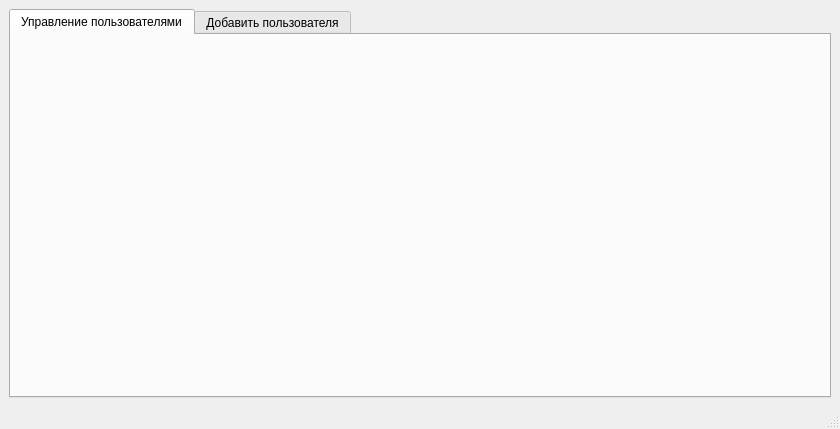
MiFit1/OSOGO, file MDKP/adminwindow.ui: the form before one commit.
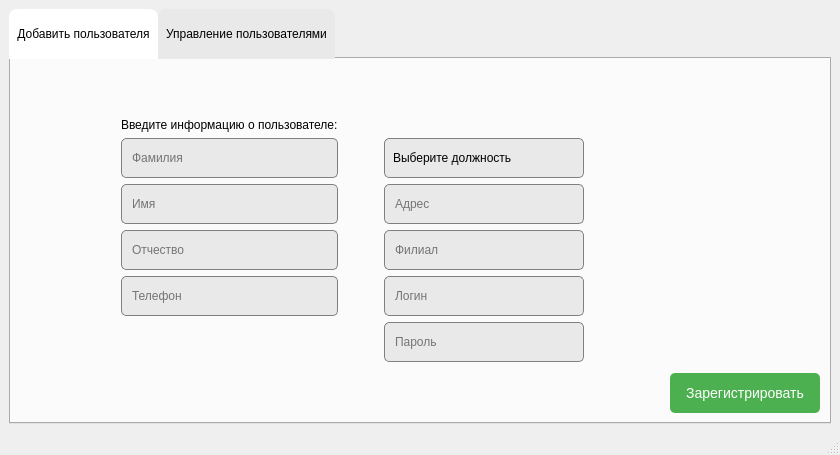
The form after the commit. Icons and pictures are not drawn.

```diff
--- a/MDKP/adminwindow.ui
+++ b/MDKP/adminwindow.ui
@@ -7,7 +7,7 @@
     <x>0</x>
     <y>0</y>
     <width>840</width>
-    <height>429</height>
+    <height>455</height>
    </rect>
   </property>
   <property name="windowTitle">
@@ -19,6 +19,22 @@
      <layout class="QVBoxLayout" name="verticalLayout">
       <item>
        <widget class="QTabWidget" name="tabWidget">
+        <property name="styleSheet">
+         <string notr="true">QTabBar::tab { 
+	font: 500 8pt &quot;Montserrat Medium&quot;;
+    background:	#e9e9e9;
+    border-top-left-radius: 8px;
+    border-top-right-radius: 8px;
+	height: 34 px;
+	padding: 8px;
+}
+
+QTabBar::tab:selected {
+    background-color: white;
+}
+
+</string>
+        </property>
         <property name="currentIndex">
          <number>0</number>
         </property>
@@ -28,55 +44,189 @@
           <height>40</height>
          </size>
         </property>
-        <widget class="QWidget" name="tab_8">
-         <attribute name="title">
-          <string>Управление пользователями</string>
-         </attribute>
-         <layout class="QHBoxLayout" name="horizontalLayout_2">
-          <item>
-           <widget class="QWidget" name="ParentWidget" native="true"/>
-          </item>
-         </layout>
-        </widget>
-        <widget class="QWidget" name="tab_7">
+        <widget class="QWidget" name="AddUserTab">
          <attribute name="title">
           <string>Добавить пользователя</string>
          </attribute>
          <layout class="QHBoxLayout" name="horizontalLayout_3">
           <item>
            <layout class="QGridLayout" name="gridLayout_2">
-            <item row="3" column="1">
-             <widget class="QLineEdit" name="FirstName">
-              <property name="sizePolicy">
-               <sizepolicy hsizetype="Expanding" vsizetype="Minimum">
-                <horstretch>0</horstretch>
-                <verstretch>0</verstretch>
-               </sizepolicy>
+            <item row="3" column="4">
+             <spacer name="horizontalSpacer_4">
+              <property name="orientation">
+               <enum>Qt::Horizontal</enum>
               </property>
-              <property name="minimumSize">
+              <property name="sizeType">
+               <enum>QSizePolicy::Minimum</enum>
+              </property>
+              <property name="sizeHint" stdset="0">
                <size>
-                <width>0</width>
-                <height>30</height>
+                <width>40</width>
+                <height>20</height>
                </size>
               </property>
-              <property name="placeholderText">
-               <string>Имя</string>
-              </property>
-             </widget>
+             </spacer>
             </item>
             <item row="5" column="3">
              <widget class="QLineEdit" name="LoginLine">
               <property name="minimumSize">
                <size>
                 <width>0</width>
-                <height>30</height>
+                <height>40</height>
                </size>
               </property>
+              <property name="styleSheet">
+               <string notr="true">QLineEdit {
+	font: 500 9pt &quot;Montserrat Medium&quot;;
+   background: #e9e9e9;
+	border-radius: 5px;
+	padding: 8px;
+	border: 1px solid gray;
+}
+
+QLineEdit:focus {
+    border-color: #5fbaeb;
+}
+</string>
+              </property>
               <property name="placeholderText">
                <string>Логин</string>
               </property>
              </widget>
             </item>
+            <item row="2" column="3">
+             <widget class="QComboBox" name="Post">
+              <property name="sizePolicy">
+               <sizepolicy hsizetype="Preferred" vsizetype="Minimum">
+                <horstretch>0</horstretch>
+                <verstretch>0</verstretch>
+               </sizepolicy>
+              </property>
+              <property name="minimumSize">
+               <size>
+                <width>200</width>
+                <height>40</height>
+               </size>
+              </property>
+              <property name="styleSheet">
+               <string notr="true">QComboBox {
+	font: 500 9pt &quot;Montserrat Medium&quot;;
+   background: #e9e9e9;
+	border-radius: 5px;
+	padding: 8px;
+	border: 1px solid gray;
+}
+
+QComboBox:editable {
+    background: #5fbaeb;
+}
+
+QComboBox:!editable:on, QComboBox::drop-down:editable:on {
+    background: #cdcdcd;
+}
+
+QComboBox::drop-down {
+	subcontrol-origin: padding;
+	subcontrol-position: top right;
+	width: 25px;
+	border-left-width: 1px;
+}
+
+QComboBox::down-arrow {
+   image: url(:/images/resources/CheckMark.png);
+	width: 12px;
+	height: 12px;
+}
+QComboBox QAbstractItemView::item {
+height: 40px;
+}
+</string>
+              </property>
+              <property name="placeholderText">
+               <string>Выберите должность</string>
+              </property>
+              <item>
+               <property name="text">
+                <string>Администратор</string>
+               </property>
+              </item>
+              <item>
+               <property name="text">
+                <string>Агент</string>
+               </property>
+              </item>
+              <item>
+               <property name="text">
+                <string>Бухгалтер</string>
+               </property>
+              </item>
+             </widget>
+            </item>
+            <item row="0" column="2">
+             <spacer name="verticalSpacer">
+              <property name="orientation">
+               <enum>Qt::Vertical</enum>
+              </property>
+              <property name="sizeType">
+               <enum>QSizePolicy::MinimumExpanding</enum>
+              </property>
+              <property name="sizeHint" stdset="0">
+               <size>
+                <width>20</width>
+                <height>50</height>
+               </size>
+              </property>
+             </spacer>
+            </item>
+            <item row="4" column="3">
+             <widget class="QLineEdit" name="Branch">
+              <property name="sizePolicy">
+               <sizepolicy hsizetype="Expanding" vsizetype="Minimum">
+                <horstretch>0</horstretch>
+                <verstretch>0</verstretch>
+               </sizepolicy>
+              </property>
+              <property name="minimumSize">
+               <size>
+                <width>200</width>
+                <height>40</height>
+               </size>
+              </property>
+              <property name="styleSheet">
+               <string notr="true">QLineEdit {
+	font: 500 9pt &quot;Montserrat Medium&quot;;
+   background: #e9e9e9;
+	border-radius: 5px;
+	padding: 8px;
+	border: 1px solid gray;
+}
+
+QLineEdit:focus {
+    border-color: #5fbaeb;
+}
+</string>
+              </property>
+              <property name="placeholderText">
+               <string>Филиал</string>
+              </property>
+             </widget>
+            </item>
+            <item row="7" column="2">
+             <spacer name="verticalSpacer_2">
+              <property name="orientation">
+               <enum>Qt::Vertical</enum>
+              </property>
+              <property name="sizeType">
+               <enum>QSizePolicy::MinimumExpanding</enum>
+              </property>
+              <property name="sizeHint" stdset="0">
+               <size>
+                <width>20</width>
+                <height>40</height>
+               </size>
+              </property>
+             </spacer>
+            </item>
             <item row="3" column="2">
              <spacer name="horizontalSpacer_2">
               <property name="orientation">
@@ -104,14 +254,88 @@
               <property name="minimumSize">
                <size>
                 <width>200</width>
-                <height>30</height>
+                <height>40</height>
                </size>
               </property>
+              <property name="styleSheet">
+               <string notr="true">QLineEdit {
+	font: 500 9pt &quot;Montserrat Medium&quot;;
+   background: #e9e9e9;
+	border-radius: 5px;
+	padding: 8px;
+	border: 1px solid gray;
+}
+
+QLineEdit:focus {
+    border-color: #5fbaeb;
+}
+</string>
+              </property>
               <property name="placeholderText">
                <string>Фамилия</string>
               </property>
              </widget>
             </item>
+            <item row="6" column="3">
+             <widget class="QLineEdit" name="PasswordLine">
+              <property name="minimumSize">
+               <size>
+                <width>0</width>
+                <height>40</height>
+               </size>
+              </property>
+              <property name="styleSheet">
+               <string notr="true">QLineEdit {
+	font: 500 9pt &quot;Montserrat Medium&quot;;
+   background: #e9e9e9;
+	border-radius: 5px;
+	padding: 8px;
+	border: 1px solid gray;
+}
+
+QLineEdit:focus {
+    border-color: #5fbaeb;
+}
+</string>
+              </property>
+              <property name="placeholderText">
+               <string>Пароль</string>
+              </property>
+             </widget>
+            </item>
+            <item row="5" column="1">
+             <widget class="QLineEdit" name="Phone">
+              <property name="sizePolicy">
+               <sizepolicy hsizetype="Expanding" vsizetype="Minimum">
+                <horstretch>0</horstretch>
+                <verstretch>0</verstretch>
+               </sizepolicy>
+              </property>
+              <property name="minimumSize">
+               <size>
+                <width>0</width>
+                <height>40</height>
+               </size>
+              </property>
+              <property name="styleSheet">
+               <string notr="true">QLineEdit {
+	font: 500 9pt &quot;Montserrat Medium&quot;;
+   background: #e9e9e9;
+	border-radius: 5px;
+	padding: 8px;
+	border: 1px solid gray;
+}
+
+QLineEdit:focus {
+    border-color: #5fbaeb;
+}
+</string>
+              </property>
+              <property name="placeholderText">
+               <string>Телефон</string>
+              </property>
+             </widget>
+            </item>
             <item row="4" column="0">
              <spacer name="horizontalSpacer_5">
               <property name="orientation">
@@ -128,22 +352,6 @@
               </property>
              </spacer>
             </item>
-            <item row="3" column="4">
-             <spacer name="horizontalSpacer_4">
-              <property name="orientation">
-               <enum>Qt::Horizontal</enum>
-              </property>
-              <property name="sizeType">
-               <enum>QSizePolicy::Minimum</enum>
-              </property>
-              <property name="sizeHint" stdset="0">
-               <size>
-                <width>40</width>
-                <height>20</height>
-               </size>
-              </property>
-             </spacer>
-            </item>
             <item row="3" column="3">
              <widget class="QLineEdit" name="Address">
               <property name="sizePolicy">
@@ -155,113 +363,28 @@
               <property name="minimumSize">
                <size>
                 <width>200</width>
-                <height>30</height>
+                <height>40</height>
                </size>
               </property>
+              <property name="styleSheet">
+               <string notr="true">QLineEdit {
+	font: 500 9pt &quot;Montserrat Medium&quot;;
+   background: #e9e9e9;
+	border-radius: 5px;
+	padding: 8px;
+	border: 1px solid gray;
+}
+
+QLineEdit:focus {
+    border-color: #5fbaeb;
+}
+</string>
+              </property>
               <property name="placeholderText">
                <string>Адрес</string>
               </property>
              </widget>
             </item>
-            <item row="4" column="3">
-             <widget class="QLineEdit" name="Branch">
-              <property name="sizePolicy">
-               <sizepolicy hsizetype="Expanding" vsizetype="Minimum">
-                <horstretch>0</horstretch>
-                <verstretch>0</verstretch>
-               </sizepolicy>
-              </property>
-              <property name="minimumSize">
-               <size>
-                <width>200</width>
-                <height>30</height>
-               </size>
-              </property>
-              <property name="placeholderText">
-               <string>Филиал</string>
-              </property>
-             </widget>
-            </item>
-            <item row="3" column="5">
-             <spacer name="horizontalSpacer_3">
-              <property name="orientation">
-               <enum>Qt::Horizontal</enum>
-              </property>
-              <property name="sizeHint" stdset="0">
-               <size>
-                <width>40</width>
-                <height>20</height>
-               </size>
-              </property>
-             </spacer>
-            </item>
-            <item row="8" column="5">
-             <widget class="QPushButton" name="pushButton">
-              <property name="sizePolicy">
-               <sizepolicy hsizetype="Minimum" vsizetype="Fixed">
-                <horstretch>0</horstretch>
-                <verstretch>0</verstretch>
-               </sizepolicy>
-              </property>
-              <property name="minimumSize">
-               <size>
-                <width>120</width>
-                <height>30</height>
-               </size>
-              </property>
-              <property name="text">
-               <string>Зарегистрировать</string>
-              </property>
-             </widget>
-            </item>
-            <item row="3" column="0">
-             <spacer name="horizontalSpacer">
-              <property name="orientation">
-               <enum>Qt::Horizontal</enum>
-              </property>
-              <property name="sizeHint" stdset="0">
-               <size>
-                <width>40</width>
-                <height>20</height>
-               </size>
-              </property>
-             </spacer>
-            </item>
-            <item row="2" column="3">
-             <widget class="QComboBox" name="Post">
-              <property name="sizePolicy">
-               <sizepolicy hsizetype="Preferred" vsizetype="Minimum">
-                <horstretch>0</horstretch>
-                <verstretch>0</verstretch>
-               </sizepolicy>
-              </property>
-              <property name="minimumSize">
-               <size>
-                <width>200</width>
-                <height>30</height>
-               </size>
-              </property>
-              <property name="placeholderText">
-               <string>Выберите должность</string>
-              </property>
-             </widget>
-            </item>
-            <item row="0" column="2">
-             <spacer name="verticalSpacer">
-              <property name="orientation">
-               <enum>Qt::Vertical</enum>
-              </property>
-              <property name="sizeType">
-               <enum>QSizePolicy::Expanding</enum>
-              </property>
-              <property name="sizeHint" stdset="0">
-               <size>
-                <width>20</width>
-                <height>40</height>
-               </size>
-              </property>
-             </spacer>
-            </item>
             <item row="1" column="1">
              <widget class="QLabel" name="label">
               <property name="sizePolicy">
@@ -276,27 +399,17 @@
                 <height>0</height>
                </size>
               </property>
+              <property name="styleSheet">
+               <string notr="true">QLabel {
+	font: 500 11pt &quot;Montserrat Medium&quot;;
+}
+</string>
+              </property>
               <property name="text">
                <string>Введите информацию о пользователе:</string>
               </property>
              </widget>
             </item>
-            <item row="7" column="2">
-             <spacer name="verticalSpacer_2">
-              <property name="orientation">
-               <enum>Qt::Vertical</enum>
-              </property>
-              <property name="sizeType">
-               <enum>QSizePolicy::MinimumExpanding</enum>
-              </property>
-              <property name="sizeHint" stdset="0">
-               <size>
-                <width>20</width>
-                <height>40</height>
-               </size>
-              </property>
-             </spacer>
-            </item>
             <item row="4" column="1">
              <widget class="QLineEdit" name="MiddleName">
               <property name="sizePolicy">
@@ -308,16 +421,30 @@
               <property name="minimumSize">
                <size>
                 <width>0</width>
-                <height>30</height>
+                <height>40</height>
                </size>
               </property>
+              <property name="styleSheet">
+               <string notr="true">QLineEdit {
+	font: 500 9pt &quot;Montserrat Medium&quot;;
+   background: #e9e9e9;
+	border-radius: 5px;
+	padding: 8px;
+	border: 1px solid gray;
+}
+
+QLineEdit:focus {
+    border-color: #5fbaeb;
+}
+</string>
+              </property>
               <property name="placeholderText">
                <string>Отчество</string>
               </property>
              </widget>
             </item>
-            <item row="5" column="1">
-             <widget class="QLineEdit" name="Phone">
+            <item row="3" column="1">
+             <widget class="QLineEdit" name="FirstName">
               <property name="sizePolicy">
                <sizepolicy hsizetype="Expanding" vsizetype="Minimum">
                 <horstretch>0</horstretch>
@@ -327,31 +454,140 @@
               <property name="minimumSize">
                <size>
                 <width>0</width>
-                <height>30</height>
+                <height>40</height>
                </size>
               </property>
+              <property name="styleSheet">
+               <string notr="true">QLineEdit {
+	font: 500 9pt &quot;Montserrat Medium&quot;;
+   background: #e9e9e9;
+	border-radius: 5px;
+	padding: 8px;
+	border: 1px solid gray;
+}
+
+QLineEdit:focus {
+    border-color: #5fbaeb;
+}
+</string>
+              </property>
               <property name="placeholderText">
-               <string>Телефон</string>
+               <string>Имя</string>
               </property>
              </widget>
             </item>
-            <item row="6" column="3">
-             <widget class="QLineEdit" name="PasswordLine">
-              <property name="minimumSize">
+            <item row="3" column="0">
+             <spacer name="horizontalSpacer">
+              <property name="orientation">
+               <enum>Qt::Horizontal</enum>
+              </property>
+              <property name="sizeHint" stdset="0">
                <size>
-                <width>0</width>
-                <height>30</height>
+                <width>40</width>
+                <height>20</height>
                </size>
               </property>
-              <property name="placeholderText">
-               <string>Пароль</string>
+             </spacer>
+            </item>
+            <item row="3" column="5">
+             <spacer name="horizontalSpacer_3">
+              <property name="orientation">
+               <enum>Qt::Horizontal</enum>
               </property>
-             </widget>
+              <property name="sizeHint" stdset="0">
+               <size>
+                <width>40</width>
+                <height>20</height>
+               </size>
+              </property>
+             </spacer>
+            </item>
+            <item row="7" column="5">
+             <layout class="QVBoxLayout" name="verticalLayout_2">
+              <property name="topMargin">
+               <number>0</number>
+              </property>
+              <item>
+               <spacer name="verticalSpacer_3">
+                <property name="orientation">
+                 <enum>Qt::Vertical</enum>
+                </property>
+                <property name="sizeHint" stdset="0">
+                 <size>
+                  <width>20</width>
+                  <height>40</height>
+                 </size>
+                </property>
+               </spacer>
+              </item>
+              <item>
+               <layout class="QHBoxLayout" name="horizontalLayout_4">
+                <item>
+                 <spacer name="horizontalSpacer_6">
+                  <property name="orientation">
+                   <enum>Qt::Horizontal</enum>
+                  </property>
+                  <property name="sizeHint" stdset="0">
+                   <size>
+                    <width>40</width>
+                    <height>10</height>
+                   </size>
+                  </property>
+                 </spacer>
+                </item>
+                <item>
+                 <widget class="QPushButton" name="pushButton">
+                  <property name="sizePolicy">
+                   <sizepolicy hsizetype="Minimum" vsizetype="Fixed">
+                    <horstretch>0</horstretch>
+                    <verstretch>0</verstretch>
+                   </sizepolicy>
+                  </property>
+                  <property name="minimumSize">
+                   <size>
+                    <width>150</width>
+                    <height>40</height>
+                   </size>
+                  </property>
+                  <property name="styleSheet">
+                   <string notr="true">QPushButton {
+font: 500 14pt &quot;Montserrat Medium&quot;;
+    background-color: #4CAF50; 
+    color: white; 
+    border: none;
+    font-size: 14px;
+    border-radius: 5px; 
+}
+QPushButton:hover {
+    background-color: #45a049;
+}
+QPushButton:pressed {
+    background-color: #357a38; 
+}</string>
+                  </property>
+                  <property name="text">
+                   <string>Зарегистрировать</string>
+                  </property>
+                 </widget>
+                </item>
+               </layout>
+              </item>
+             </layout>
             </item>
            </layout>
           </item>
          </layout>
         </widget>
+        <widget class="QWidget" name="tab_8">
+         <attribute name="title">
+          <string>Управление пользователями</string>
+         </attribute>
+         <layout class="QHBoxLayout" name="horizontalLayout_2">
+          <item>
+           <widget class="QWidget" name="ParentWidget" native="true"/>
+          </item>
+         </layout>
+        </widget>
        </widget>
       </item>
      </layout>
```
